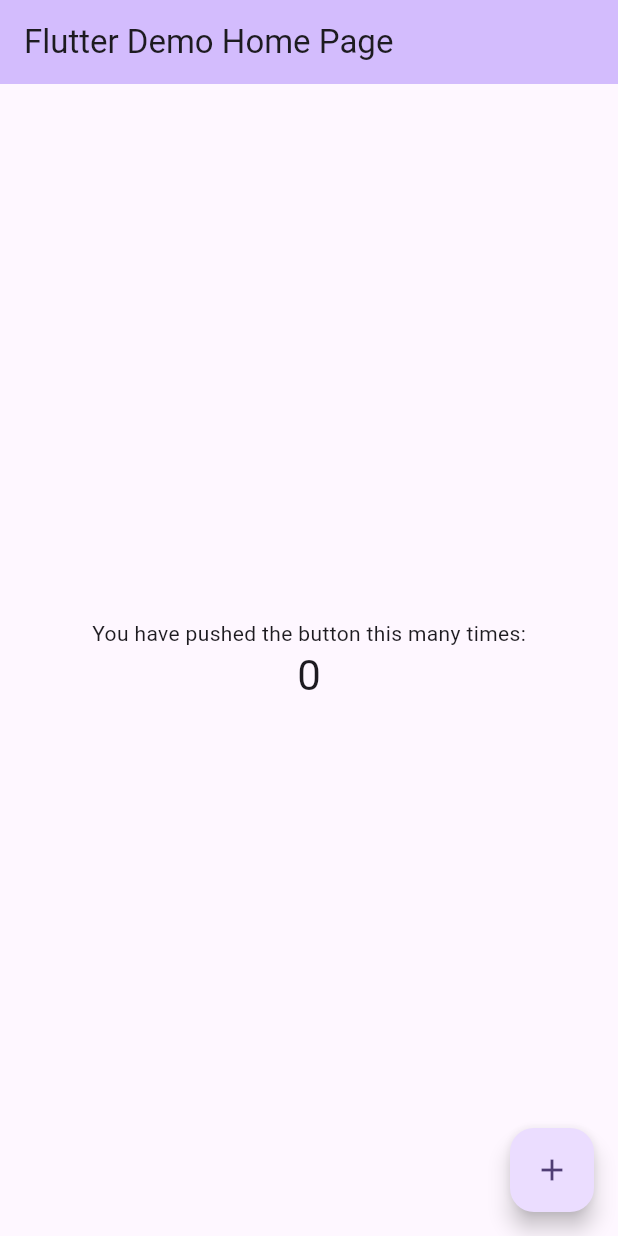
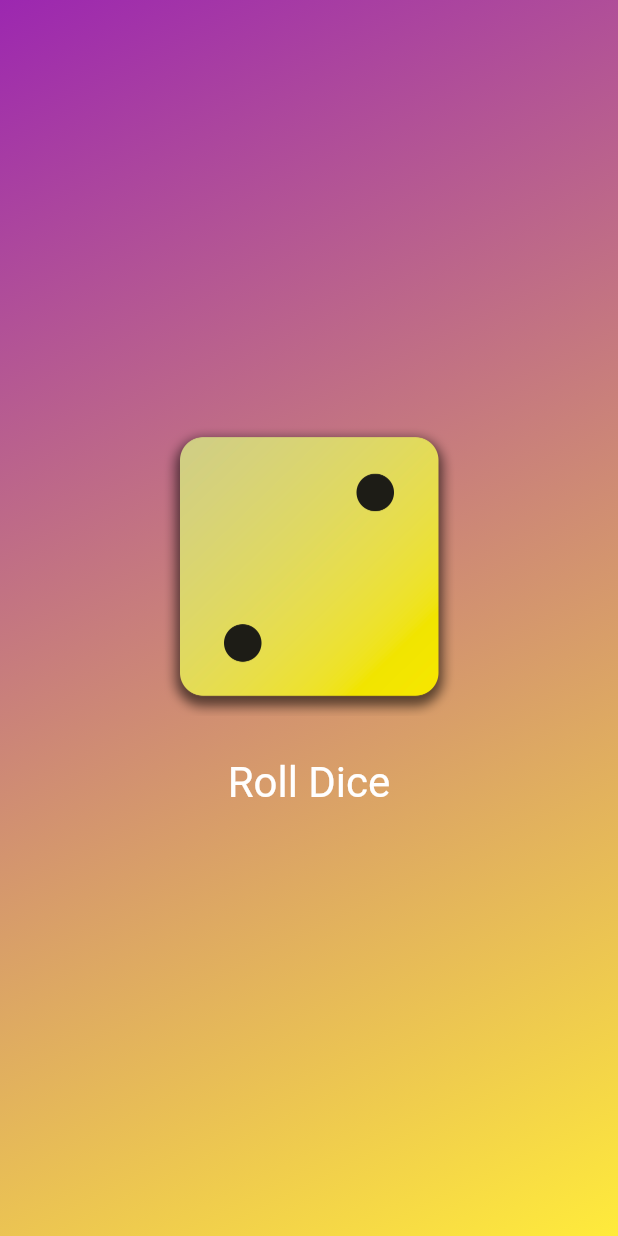
Before and after one commit to Aqsa672/flutter1, a Flutter app: the screen it shows after launch, on a phone screen of 412 x 824 dp. Run offline on Flutter 3.47's test engine with Material 3 defaults, Android fonts, the phone set to English and light mode, and no system bars.

Commit message:
Added files to the project

```diff
--- /dev/null
+++ b/firstproj/lib/gradient_con.dart
@@ -0,0 +1,28 @@
+import 'package:firstproj/roll_dicee.dart';
+import 'package:flutter/material.dart';
+
+var startAlignment = Alignment.topLeft;
+var endAlignment = Alignment.bottomRight;
+
+class GradientContainer extends StatelessWidget {
+  const GradientContainer(this.bgColor1, this.bgColor2,
+      {super.key}); // const GradientContainer( {super.key, required this.Colors});
+  final Color bgColor1; //final List<Color> Colors
+  final Color bgColor2;
+
+  @override
+  Widget build(context) {
+    return Container(
+      decoration: BoxDecoration(
+        gradient: LinearGradient(
+          colors: [bgColor1, bgColor2],
+          begin: startAlignment,
+          end: endAlignment,
+        ),
+      ),
+      child: const Center(
+        child: DiceRoller(),
+      ),
+    );
+  }
+}
--- a/firstproj/lib/main.dart
+++ b/firstproj/lib/main.dart
@@ -1,125 +1,12 @@
 import 'package:flutter/material.dart';
+import 'package:firstproj/gradient_con.dart';
 
 void main() {
-  runApp(const MyApp());
+  runApp(
+    const MaterialApp(
+      home: Scaffold(
+        body: GradientContainer(Colors.purple, Colors.yellow),
+      ),
+    ),
+  );
 }
-
-class MyApp extends StatelessWidget {
-  const MyApp({super.key});
-
-  // This widget is the root of your application.
-  @override
-  Widget build(BuildContext context) {
-    return MaterialApp(
-      title: 'Flutter Demo',
-      theme: ThemeData(
-        // This is the theme of your application.
-        //
-        // TRY THIS: Try running your application with "flutter run". You'll see
-        // the application has a purple toolbar. Then, without quitting the app,
-        // try changing the seedColor in the colorScheme below to Colors.green
-        // and then invoke "hot reload" (save your changes or press the "hot
-        // reload" button in a Flutter-supported IDE, or press "r" if you used
-        // the command line to start the app).
-        //
-        // Notice that the counter didn't reset back to zero; the application
-        // state is not lost during the reload. To reset the state, use hot
-        // restart instead.
-        //
-        // This works for code too, not just values: Most code changes can be
-        // tested with just a hot reload.
-        colorScheme: ColorScheme.fromSeed(seedColor: Colors.deepPurple),
-        useMaterial3: true,
-      ),
-      home: const MyHomePage(title: 'Flutter Demo Home Page'),
-    );
-  }
-}
-
-class MyHomePage extends StatefulWidget {
-  const MyHomePage({super.key, required this.title});
-
-  // This widget is the home page of your application. It is stateful, meaning
-  // that it has a State object (defined below) that contains fields that affect
-  // how it looks.
-
-  // This class is the configuration for the state. It holds the values (in this
-  // case the title) provided by the parent (in this case the App widget) and
-  // used by the build method of the State. Fields in a Widget subclass are
-  // always marked "final".
-
-  final String title;
-
-  @override
-  State<MyHomePage> createState() => _MyHomePageState();
-}
-
-class _MyHomePageState extends State<MyHomePage> {
-  int _counter = 0;
-
-  void _incrementCounter() {
-    setState(() {
-      // This call to setState tells the Flutter framework that something has
-      // changed in this State, which causes it to rerun the build method below
-      // so that the display can reflect the updated values. If we changed
-      // _counter without calling setState(), then the build method would not be
-      // called again, and so nothing would appear to happen.
-      _counter++;
-    });
-  }
-
-  @override
-  Widget build(BuildContext context) {
-    // This method is rerun every time setState is called, for instance as done
-    // by the _incrementCounter method above.
-    //
-    // The Flutter framework has been optimized to make rerunning build methods
-    // fast, so that you can just rebuild anything that needs updating rather
-    // than having to individually change instances of widgets.
-    return Scaffold(
-      appBar: AppBar(
-        // TRY THIS: Try changing the color here to a specific color (to
-        // Colors.amber, perhaps?) and trigger a hot reload to see the AppBar
-        // change color while the other colors stay the same.
-        backgroundColor: Theme.of(context).colorScheme.inversePrimary,
-        // Here we take the value from the MyHomePage object that was created by
-        // the App.build method, and use it to set our appbar title.
-        title: Text(widget.title),
-      ),
-      body: Center(
-        // Center is a layout widget. It takes a single child and positions it
-        // in the middle of the parent.
-        child: Column(
-          // Column is also a layout widget. It takes a list of children and
-          // arranges them vertically. By default, it sizes itself to fit its
-          // children horizontally, and tries to be as tall as its parent.
-          //
-          // Column has various properties to control how it sizes itself and
-          // how it positions its children. Here we use mainAxisAlignment to
-          // center the children vertically; the main axis here is the vertical
-          // axis because Columns are vertical (the cross axis would be
-          // horizontal).
-          //
-          // TRY THIS: Invoke "debug painting" (choose the "Toggle Debug Paint"
-          // action in the IDE, or press "p" in the console), to see the
-          // wireframe for each widget.
-          mainAxisAlignment: MainAxisAlignment.center,
-          children: <Widget>[
-            const Text(
-              'You have pushed the button this many times:',
-            ),
-            Text(
-              '$_counter',
-              style: Theme.of(context).textTheme.headlineMedium,
-            ),
-          ],
-        ),
-      ),
-      floatingActionButton: FloatingActionButton(
-        onPressed: _incrementCounter,
-        tooltip: 'Increment',
-        child: const Icon(Icons.add),
-      ), // This trailing comma makes auto-formatting nicer for build methods.
-    );
-  }
-}
--- /dev/null
+++ b/firstproj/lib/roll_dicee.dart
@@ -0,0 +1,47 @@
+import 'package:flutter/material.dart';
+import 'dart:math';
+
+final randomanizer = Random();
+
+class DiceRoller extends StatefulWidget {
+  const DiceRoller({super.key});
+  @override
+  State<DiceRoller> createState() {
+    return _DiceRollerState();
+  }
+}
+
+class _DiceRollerState extends State<DiceRoller> {
+  var currentDiceRoll = 2;
+  void rollDice() {
+    setState(() {
+      currentDiceRoll = randomanizer.nextInt(6) + 1;
+    });
+  }
+
+  @override
+  Widget build(context) {
+    return Column(
+      mainAxisSize: MainAxisSize.min,
+      children: [
+        Image.asset(
+          'Asset/dice-$currentDiceRoll.png',
+          width: 200,
+          height: 200,
+        ),
+        const SizedBox(
+          height: 20,
+        ),
+        TextButton(
+            onPressed: rollDice,
+            style: TextButton.styleFrom(
+                // padding: const EdgeInsets.only(
+                //top: 20,  you can use padding or sixed text to add the space
+                // ),
+                foregroundColor: Colors.white,
+                textStyle: const TextStyle(fontSize: 28)),
+            child: const Text('Roll Dice'))
+      ],
+    );
+  }
+}
--- /dev/null
+++ b/firstproj/lib/style_text.dart
@@ -0,0 +1,16 @@
+import 'package:flutter/material.dart';
+
+class StyleText extends StatelessWidget {
+  const StyleText(this.text, {super.key});
+  final String text;
+  @override
+  Widget build(context) {
+    return Text(
+      text,
+      style: const TextStyle(
+        color: Color.fromARGB(255, 8, 12, 16),
+        fontSize: 30,
+      ),
+    );
+  }
+}
```
Also changed, not shown: firstproj/pubspec.yaml (+8 -3 lines), firstproj/Asset/dice-1.png (added), firstproj/Asset/dice-2.png (added), firstproj/Asset/dice-3.png (added), firstproj/Asset/dice-4.png (added), firstproj/Asset/dice-5.png (added), firstproj/Asset/dice-6.png (added), 1 other file.
